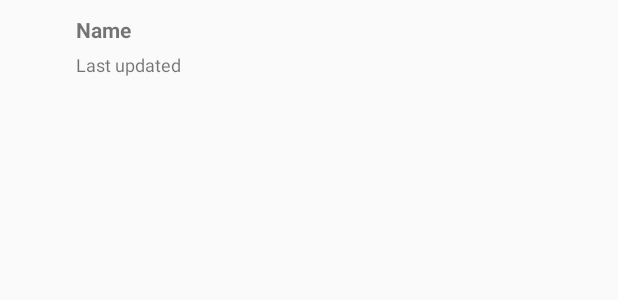
After one commit to Atlxilance/PodPlay, an Android app: the layout search_item.xml on its own in the app's theme, with its tools: preview values and no code run, on a phone screen of 412 x 824 dp. The commit adds this screen. Shown: the top 300 px of the screen. Run offline under Robolectric (Android 15) with nearby library versions, the phone set to English and light mode, and no system bars.

Commit message:
Please let me know if this runs on your device

```diff
--- a/app/build.gradle
+++ b/app/build.gradle
@@ -43,5 +43,10 @@ dependencies {
     androidTestImplementation 'androidx.test.espresso:espresso-core:3.3.0'
     implementation "com.squareup.retrofit2:retrofit:$retrofit_version"
     implementation "com.squareup.retrofit2:converter-gson:$retrofit_version"
+    implementation 'com.google.android.material:material:1.1.0'
+    implementation "androidx.recyclerview:recyclerview:1.1.0"
+    implementation "androidx.lifecycle:lifecycle-viewmodel-ktx:$lifecycle_version"
+    implementation "androidx.activity:activity-ktx:1.1.0"
+    implementation "com.github.bumptech.glide:glide:4.11.0"
 
 }
--- a/app/src/main/AndroidManifest.xml
+++ b/app/src/main/AndroidManifest.xml
@@ -12,7 +12,8 @@
         android:supportsRtl="true"
         android:theme="@style/AppTheme">
         <activity android:name=".ui.PodcastActivity"
-            android:launchMode="singleTop">
+            android:launchMode="singleTop"
+            android:theme="@style/AppTheme.NoActionBar">
             <intent-filter>
                 <action android:name="android.intent.action.MAIN"/>
                 <action android:name="android.intent.action.SEARCH"/>
--- /dev/null
+++ b/app/src/main/res/layout/search_item.xml
@@ -0,0 +1,40 @@
+<?xml version="1.0" encoding="utf-8"?>
+<LinearLayout
+    xmlns:android="http://schemas.android.com/apk/res/android"
+    xmlns:tools="http://schemas.android.com/tools"
+    android:orientation="horizontal"
+    android:layout_width="match_parent"
+    android:layout_height="wrap_content"
+    android:paddingTop="10dp"
+    android:paddingBottom="10dp"
+    android:paddingLeft="5dp"
+    android:paddingRight="5dp">
+    <ImageView
+        android:id="@+id/podcastImage"
+        android:layout_width="40dp"
+        android:layout_height="40dp"
+        android:layout_marginEnd="5dp"
+        android:adjustViewBounds="true"
+        android:scaleType="fitStart"/>
+    <LinearLayout
+        android:layout_width="match_parent"
+        android:layout_height="wrap_content"
+        android:layout_marginEnd="5dp"
+        android:orientation="vertical">
+        <TextView
+            android:id="@+id/podcastNameTextView"
+            android:layout_width="match_parent"
+            android:layout_height="wrap_content"
+            android:layout_gravity="top"
+            android:layout_marginBottom="5dp"
+            android:textStyle="bold"
+            tools:text="Name"/>
+        <TextView
+            android:id="@+id/podcastLastUpdatedTextView"
+            android:layout_width="match_parent"
+            android:layout_height="wrap_content"
+            android:layout_gravity="top"
+            android:textSize="12sp"
+            tools:text="Last updated"/>
+    </LinearLayout>
+</LinearLayout>
--- a/app/src/main/res/values/styles.xml
+++ b/app/src/main/res/values/styles.xml
@@ -7,4 +7,13 @@
         <item name="colorAccent">@color/colorAccent</item>
     </style>
 
+    <style name="AppTheme.NoActionBar">
+        <item name="windowActionBar">false</item>
+        <item name="windowNoTitle">true</item>
+    </style>
+    <style name="AppTheme.AppBarOverlay"
+        parent="ThemeOverlay.AppCompat.Dark.ActionBar"/>
+    <style name="AppTheme.PopupOverlay"
+        parent="ThemeOverlay.AppCompat.Light"/>
+
 </resources>
--- a/build.gradle
+++ b/build.gradle
@@ -3,6 +3,7 @@ buildscript {
     ext {
         kotlin_version = '1.3.61'
         retrofit_version = '2.7.1'
+        lifecycle_version = '2.2.0'
     }
     repositories {
         google()
```
Also changed, not shown: app/src/main/java/com/raywenderlich/podplay/adapter/PodcastListAdapter.kt (added, +74 -0 lines), app/src/main/java/com/raywenderlich/podplay/ui/PodcastActivity.kt (+59 -5 lines), app/src/main/java/com/raywenderlich/podplay/viewmodel/SearchViewModel.kt (added, +47 -0 lines), app/src/main/res/layout/activity_podcast.xml (+34 -5 lines).
